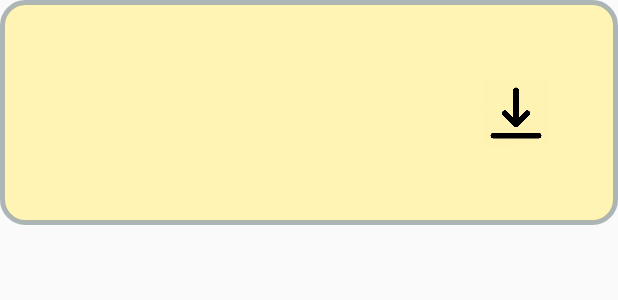
After one commit to Wolpres/Sokoban, an Android app: the layout pick_level_package_item_layout.xml on its own in the app's theme, with its tools: preview values and no code run, on a phone screen of 412 x 824 dp. The commit adds this screen. Shown: the top 300 px of the screen. Run offline under Robolectric (Android 15) with nearby library versions, the phone set to English and light mode, and no system bars.

Commit message:
minor changes

```diff
--- a/app/src/main/AndroidManifest.xml
+++ b/app/src/main/AndroidManifest.xml
@@ -9,6 +9,7 @@
         android:roundIcon="@mipmap/ic_launcher_round"
         android:supportsRtl="true"
         android:theme="@style/AppTheme.NoActionBar">
+        <activity android:name=".PickLevelPackageActivity"></activity>
         <activity android:name=".PickLevelActivity">
             <intent-filter>
                 <action android:name="android.intent.action.MAIN" />
@@ -16,8 +17,7 @@
                 <category android:name="android.intent.category.LAUNCHER" />
             </intent-filter>
         </activity>
-        <activity android:name=".GameActivity">
-        </activity>
+        <activity android:name=".GameActivity"></activity>
     </application>
 
 </manifest>
--- a/app/src/main/res/layout/activity_game.xml
+++ b/app/src/main/res/layout/activity_game.xml
@@ -20,7 +20,7 @@
 
     <include
         android:id="@+id/won_screen"
-        layout="@layout/layout_won"
+        layout="@layout/won_layout"
         android:layout_width="wrap_content"
         android:layout_height="wrap_content"
         android:layout_marginStart="32dp"
@@ -37,7 +37,7 @@
 
     <include
         android:id="@+id/pause_screen"
-        layout="@layout/layout_pause"
+        layout="@layout/pause_layout"
         android:layout_width="wrap_content"
         android:layout_height="wrap_content"
         android:layout_marginStart="32dp"
--- /dev/null
+++ b/app/src/main/res/layout/pick_level_package_item_layout.xml
@@ -0,0 +1,32 @@
+<?xml version="1.0" encoding="utf-8"?>
+<androidx.constraintlayout.widget.ConstraintLayout xmlns:android="http://schemas.android.com/apk/res/android"
+    xmlns:app="http://schemas.android.com/apk/res-auto"
+    xmlns:tools="http://schemas.android.com/tools"
+    android:layout_width="match_parent"
+    android:layout_height="150dp"
+    android:background="@drawable/pick_level_item_shape"
+    android:orientation="vertical">
+
+    <TextView
+        android:id="@+id/package_name"
+        android:layout_width="wrap_content"
+        android:layout_height="wrap_content"
+        android:textSize="24sp"
+        app:layout_constraintBottom_toBottomOf="parent"
+        app:layout_constraintEnd_toStartOf="@+id/download_btn"
+        app:layout_constraintStart_toStartOf="parent"
+        app:layout_constraintTop_toTopOf="parent" />
+
+    <ImageView
+        android:id="@+id/download_btn"
+        android:layout_width="48dp"
+        android:layout_height="45dp"
+        android:layout_marginEnd="44dp"
+        android:layout_marginRight="44dp"
+        android:contentDescription="@string/download_btn"
+        app:layout_constraintBottom_toBottomOf="parent"
+        app:layout_constraintEnd_toEndOf="parent"
+        app:layout_constraintTop_toTopOf="parent"
+        app:layout_constraintVertical_bias="0.504"
+        app:srcCompat="@drawable/download_btn" />
+</androidx.constraintlayout.widget.ConstraintLayout>
--- a/app/src/main/res/values/strings.xml
+++ b/app/src/main/res/values/strings.xml
@@ -15,4 +15,5 @@
     <string name="resume">Resume Game</string>
     <string name="settings">Settings</string>
     <string name="restart">Restart game</string>
+    <string name="download_btn">Download button</string>
 </resources>
```
Also changed, not shown: app/src/main/java/com/example/sokoban/LevelPackageLink.java (added, +19 -0 lines), app/src/main/java/com/example/sokoban/MapDrawer.java (+7 -2 lines), app/src/main/java/com/example/sokoban/PickLevelPackageActivity.java (added, +14 -0 lines), app/src/main/res/layout/activity_pick_level_package.xml (added, +9 -0 lines), app/src/main/res/drawable/download_btn.png (added), app/src/main/res/drawable/player_happy.png (added), app/src/main/res/layout/pause_layout.xml (renamed from app/src/main/res/layout/layout_pause.xml), app/src/main/res/layout/won_layout.xml (renamed from app/src/main/res/layout/layout_won.xml).
